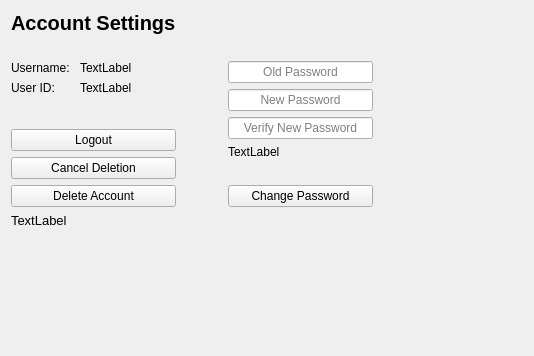
Aethermeister/FinancialManager, file FinancialManager/Content/profilewidget.ui: the form before one commit.
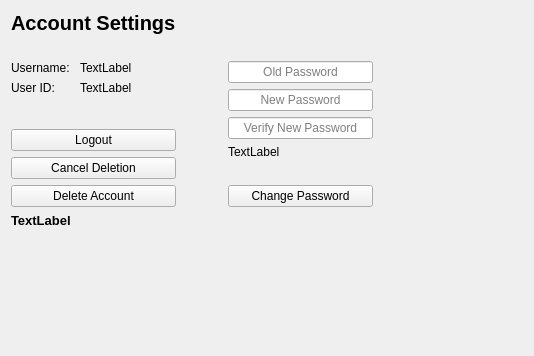
The form after the commit.

Diff of the .ui file:
```diff
--- a/FinancialManager/Content/profilewidget.ui
+++ b/FinancialManager/Content/profilewidget.ui
@@ -226,6 +226,8 @@
      <property name="font">
       <font>
        <pointsize>10</pointsize>
+       <weight>75</weight>
+       <bold>true</bold>
       </font>
      </property>
      <property name="text">
```
